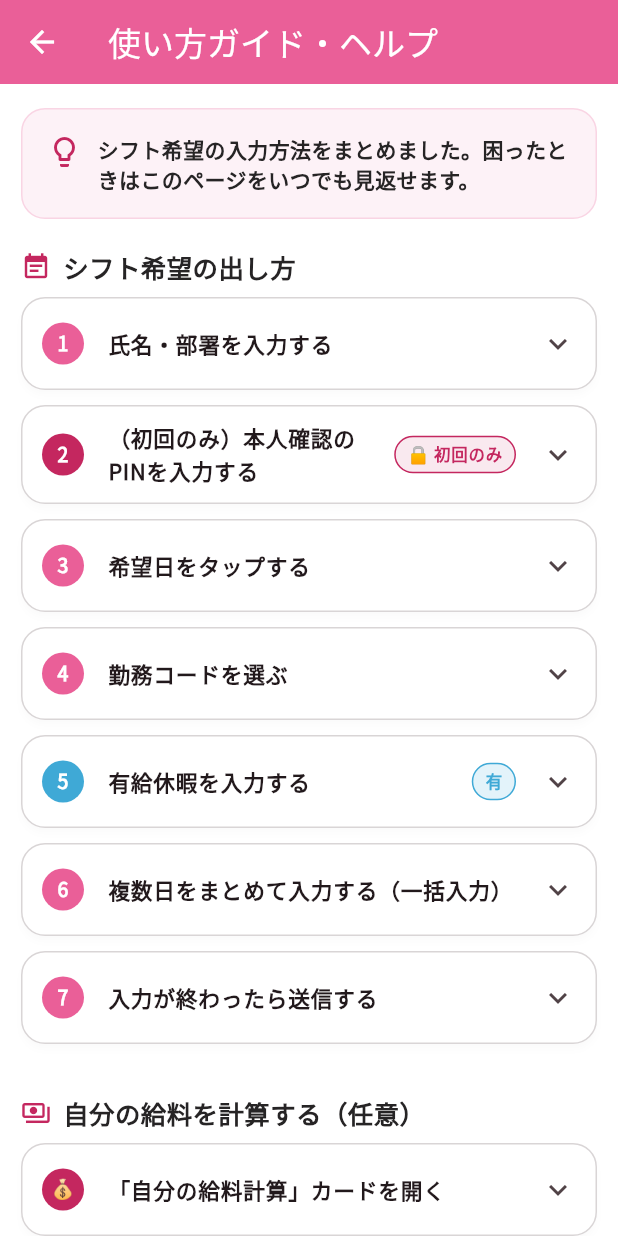
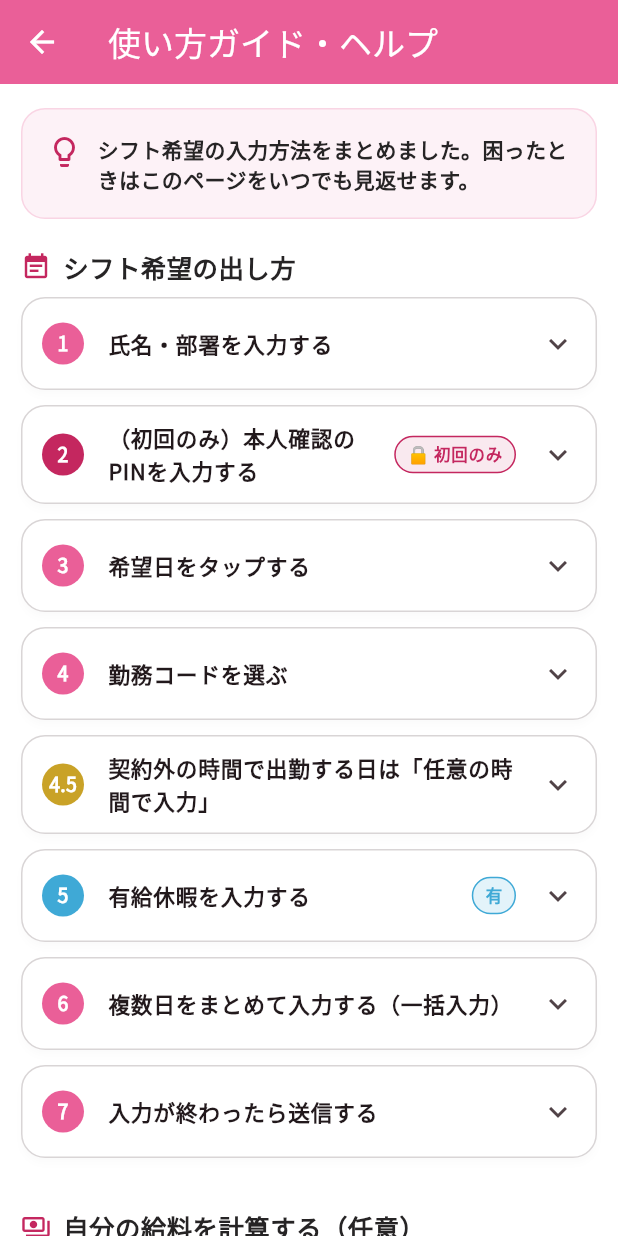
Before and after one commit to yuutah0905-collab/shift-planner-jitsugyo, a Flutter app: the HelpScreen screen opened directly, on a phone screen of 412 x 824 dp. Run offline on Flutter 3.47's test engine with Material 3 defaults, Android fonts, the light colour scheme and no system bars; our stand-ins replace audioplayers, cloud_firestore, firebase_core, pdf, printing, shared_preferences and 1 more; missing offline and left inert: dart:js_interop; accounts and stored records are empty.

Commit message:
ヘルプ画面に「任意の時間で入力」機能の説明を追加
契約外の時間で出勤する日にメモへ手打ちする必要がなくなったことを
スタッフに分かりやすく伝えるため、以下を追加:
- シフト希望の出し方セクションにstep 4.5として説明タイルを追加
- よくある質問(Q&A)に関連するFAQを追加

バージョン番号(2.3)は変更なし

```diff
--- a/lib/screens/help_screen.dart
+++ b/lib/screens/help_screen.dart
@@ -50,6 +50,18 @@ class HelpScreen extends StatelessWidget {
               step: '4',
               title: '勤務コードを選ぶ',
               body: '記号（A〜Y）を選ぶと、労働時間が自動で入力されます。時間やメモを追加で入力することもできます。',
+            ),
+            _HelpTile(
+              step: '4.5',
+              title: '契約外の時間で出勤する日は「任意の時間で入力」',
+              accentColor: AppColors.customTime,
+              body:
+                  '以前は契約外の時間で出勤する日、メモ欄に「13:00〜18:00」のように'
+                  '手打ちで入力して提出していただいていましたが、その必要はなくなりました。\n\n'
+                  '「任意の時間で入力」ボタンをタップし、ダイヤルを回して開始・終了時刻を'
+                  '選ぶだけで、時間が自動でカレンダーに反映されます。休憩10分の'
+                  '有無もその場で選べます。\n\n'
+                  'A〜Yの記号を選んだうえで、さらに任意の時間を追加で入力することもできます。',
             ),
             _HelpTile(
               step: '5',
@@ -179,6 +191,13 @@ class HelpScreen extends StatelessWidget {
               question: '有給休暇を取りたい日はどう入力すればいいですか？',
               answer:
                   '該当の日をタップし、勤務コードの選択肢から「有給休暇」を選んでください。カレンダー上に水色のバッジで表示され、通常勤務（ピンク色）と区別できます。',
+            ),
+            const _FaqTile(
+              question: '契約外の時間で出勤する日は、今までみたいにメモに書けばいいですか？',
+              answer:
+                  'いいえ、その必要はありません。日付をタップして「任意の時間で入力」を'
+                  '押すと、ダイヤルを回して開始・終了時刻を選べます。選んだ時間は'
+                  '自動でカレンダーに反映されるので、メモへの手打ちは不要です。',
             ),
             const _FaqTile(
               question: '何日も同じ内容を入力するのが大変です。',
```
